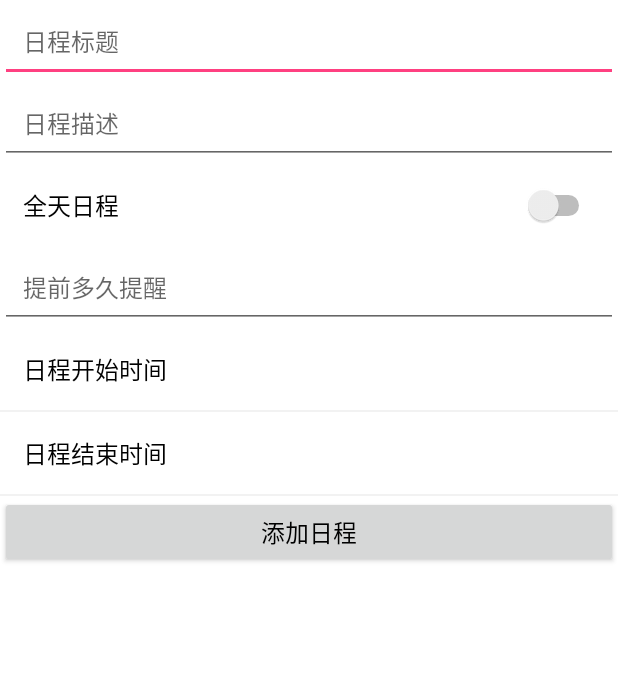
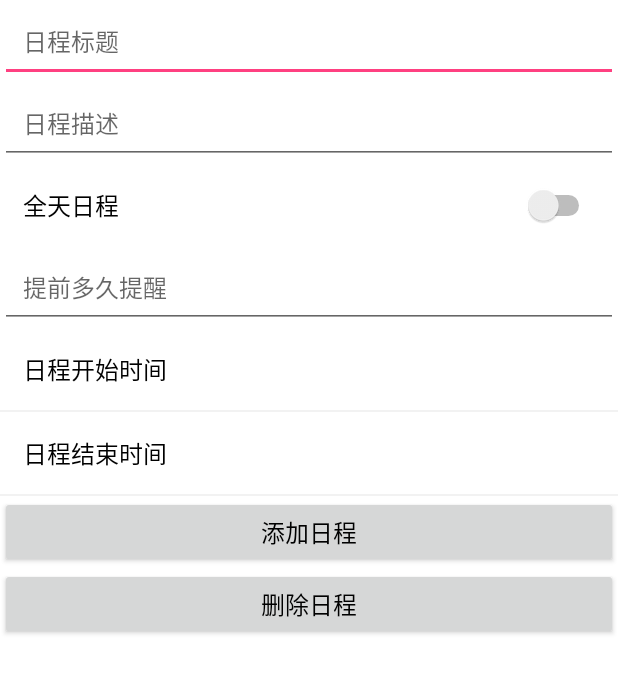
Before and after one commit to Timmy-zzh/AacGank, an Android app: the layout activity_schedule_addedit.xml on its own in the app's theme, with its tools: preview values and no code run, on a phone screen of 412 x 824 dp. Shown: the top 673 px of the screen. Run offline under Robolectric (Android 15) with nearby library versions, the phone set to English and light mode, and no system bars.

Commit message:
1.数据库增删改查 2。添加系统日历

```diff
--- a/androidbase/src/main/AndroidManifest.xml
+++ b/androidbase/src/main/AndroidManifest.xml
@@ -2,6 +2,9 @@
 <manifest xmlns:android="http://schemas.android.com/apk/res/android"
     package="com.timmy.androidbase">
 
+    <!--日历权限-->
+    <uses-permission android:name="android.permission.READ_CALENDAR" />
+    <uses-permission android:name="android.permission.WRITE_CALENDAR" />
     <!-- 广播私有权限 -->
     <permission
         android:name="com.timmy.broadcast.timmy"
--- a/androidbase/src/main/res/layout/activity_schedule_addedit.xml
+++ b/androidbase/src/main/res/layout/activity_schedule_addedit.xml
@@ -15,69 +15,79 @@
             android:id="@+id/et_title"
             android:layout_width="match_parent"
             android:layout_height="wrap_content"
+            android:hint="日程标题"
+            android:padding="15dp"
             android:textColor="@color/black"
-            android:textSize="16sp"
-            android:hint="日程标题"
-            android:padding="15dp" />
+            android:textSize="16sp" />
 
         <EditText
             android:id="@+id/et_description"
             android:layout_width="match_parent"
             android:layout_height="wrap_content"
+            android:hint="日程描述"
+            android:padding="15dp"
             android:textColor="@color/black"
-            android:hint="日程描述"
-            android:textSize="16sp"
-            android:padding="15dp" />
+            android:textSize="16sp" />
 
         <Switch
             android:id="@+id/switch_allday"
             android:layout_width="match_parent"
             android:layout_height="wrap_content"
             android:padding="15dp"
-            android:textSize="16sp"
+            android:text="全天日程"
             android:textColor="@color/black"
-            android:text="全天日程" />
+            android:textSize="16sp" />
 
         <EditText
             android:id="@+id/et_remindAheadTime"
             android:layout_width="match_parent"
             android:layout_height="wrap_content"
+            android:hint="提前多久提醒"
+            android:padding="15dp"
             android:textColor="@color/black"
-            android:hint="提前多久提醒"
-            android:textSize="16sp"
-            android:padding="15dp" />
+            android:textSize="16sp" />
 
         <TextView
             android:id="@+id/tv_start_time"
             android:layout_width="match_parent"
             android:layout_height="wrap_content"
+            android:onClick="switchStartTime"
+            android:padding="15dp"
+            android:text="日程开始时间"
             android:textColor="@color/black"
-            android:padding="15dp"
-            android:onClick="switchStartTime"
-            android:textSize="16sp"
-            android:text="日程开始时间" />
+            android:textSize="16sp" />
 
-        <View style="@style/Line"/>
+        <View style="@style/Line" />
 
         <TextView
             android:id="@+id/tv_end_time"
             android:layout_width="match_parent"
             android:layout_height="wrap_content"
-            android:textColor="@color/black"
-            android:textSize="16sp"
             android:onClick="switchEndTime"
             android:padding="15dp"
-            android:text="日程结束时间" />
+            android:text="日程结束时间"
+            android:textColor="@color/black"
+            android:textSize="16sp" />
 
-        <View style="@style/Line"/>
+        <View style="@style/Line" />
+
         <Button
             android:id="@+id/btn_add"
             android:layout_width="match_parent"
             android:layout_height="wrap_content"
+            android:onClick="addSchedule"
+            android:text="添加日程"
             android:textColor="@color/black"
-            android:textSize="16sp"
-            android:onClick="addSchedule"
-            android:text="添加日程" />
+            android:textSize="16sp" />
+
+        <Button
+            android:id="@+id/btn_delete"
+            android:layout_width="match_parent"
+            android:layout_height="wrap_content"
+            android:onClick="deleteSchedule"
+            android:text="删除日程"
+            android:textColor="@color/black"
+            android:textSize="16sp" />
 
     </LinearLayout>
 </android.support.v4.widget.NestedScrollView>
--- a/androidbase/src/main/res/layout/activity_schedule_manager.xml
+++ b/androidbase/src/main/res/layout/activity_schedule_manager.xml
@@ -6,4 +6,9 @@
     android:layout_height="match_parent"
     tools:context=".database.ScheduleManagerActivity">
 
+    <android.support.v7.widget.RecyclerView
+        android:id="@+id/recycler_view"
+        android:layout_width="match_parent"
+        android:layout_height="match_parent" />
+
 </android.support.constraint.ConstraintLayout>
--- a/baselib/src/main/res/layout/item_name.xml
+++ b/baselib/src/main/res/layout/item_name.xml
@@ -3,8 +3,8 @@
     xmlns:tools="http://schemas.android.com/tools"
     android:layout_width="wrap_content"
     android:layout_height="wrap_content"
+    android:background="@color/green_light"
     android:orientation="vertical"
-    android:background="@color/green_light"
     android:padding="15dp">
 
     <TextView
```
Also changed, not shown: androidbase/src/main/java/com/timmy/androidbase/calendar/CalendarCallback.java (added, +11 -0 lines), androidbase/src/main/java/com/timmy/androidbase/calendar/CalendarUtil.java (added, +245 -0 lines), androidbase/src/main/java/com/timmy/androidbase/calendar/Schedule.java (renamed from androidbase/src/main/java/com/timmy/androidbase/database/Schedule.java, +4 -3 lines), androidbase/src/main/java/com/timmy/androidbase/database/ScheduleAdapter.java (added, +53 -0 lines), androidbase/src/main/java/com/timmy/androidbase/database/ScheduleAddOrEditActivity.java (+52 -3 lines), androidbase/src/main/java/com/timmy/androidbase/database/ScheduleDao.java (+43 -1 lines), androidbase/src/main/java/com/timmy/androidbase/database/ScheduleManagerActivity.java (+14 -3 lines), androidbase/src/main/res/layout/item_schedule.xml (added, +51 -0 lines).
